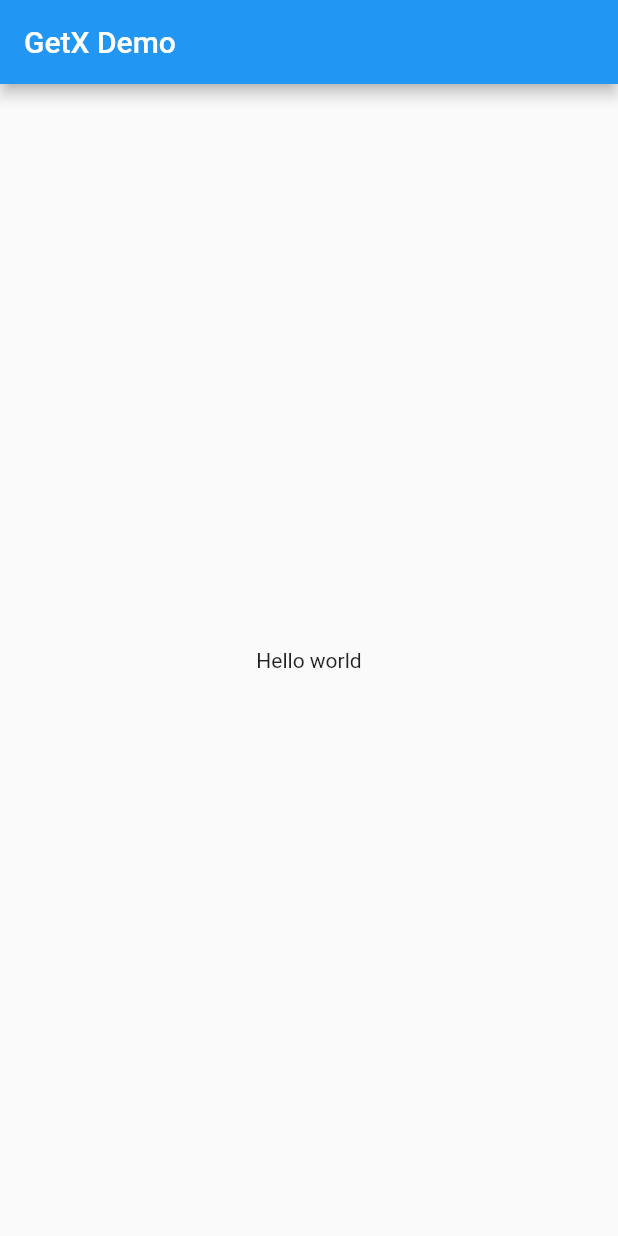
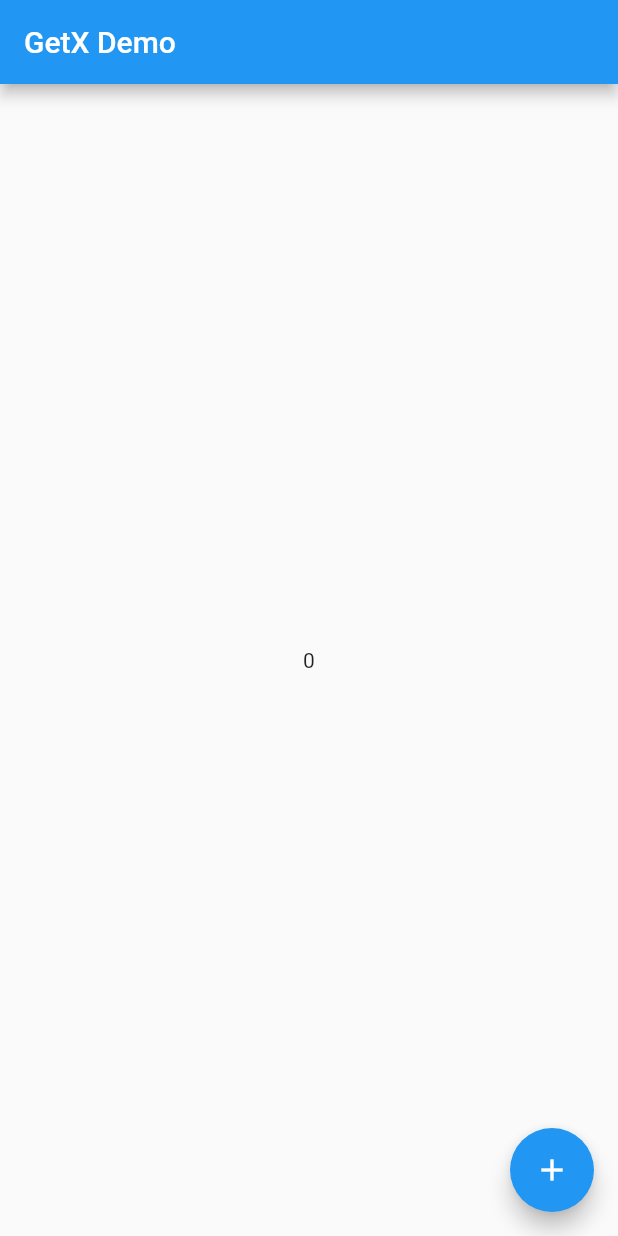
Before and after one commit to marcedroid/GetX-Test, a Flutter app: the screen it shows after launch, on a phone screen of 412 x 824 dp. Run offline on Flutter 3.47's test engine with Material 2 defaults, Android fonts, the phone set to English and light mode, and no system bars; our stand-ins replace get.

Commit message:
GetBuilder primer ejemplo

```diff
--- a/lib/src/business_logic/controllers/home_controller.dart
+++ b/lib/src/business_logic/controllers/home_controller.dart
@@ -0,0 +1,12 @@
+import 'package:get/state_manager.dart';
+
+class HomeController extends GetxController {
+  int _counter = 0;
+
+  int get counter => _counter;
+
+  void increment() {
+    _counter++;
+    update();
+  }
+}
--- a/lib/src/views/my_app.dart
+++ b/lib/src/views/my_app.dart
@@ -6,6 +6,7 @@ class MyApp extends StatelessWidget {
   Widget build(BuildContext context) {
     return MaterialApp(
       title: 'GetX Demo',
+      debugShowCheckedModeBanner: false,
       theme: ThemeData.light(),
       home: HomePage(),
     );
--- a/lib/src/views/screens/home_page.dart
+++ b/lib/src/views/screens/home_page.dart
@@ -1,14 +1,23 @@
 import 'package:flutter/material.dart';
+import 'package:get/state_manager.dart';
+import 'package:getx_demo/src/business_logic/controllers/home_controller.dart';
 
 class HomePage extends StatelessWidget {
   @override
   Widget build(BuildContext context) {
-    return Scaffold(
-      appBar: AppBar(
-        title: Text('GetX Demo'),
-      ),
-      body: Center(
-        child: Text('Hello world'),
+    return GetBuilder<HomeController>(
+      init: HomeController(),
+      builder: (_) => Scaffold(
+        appBar: AppBar(
+          title: Text('GetX Demo'),
+        ),
+        body: Center(
+          child: Text('${_.counter}'),
+        ),
+        floatingActionButton: FloatingActionButton(
+          onPressed: () => _.increment(),
+          child: Icon(Icons.add),
+        ),
       ),
     );
   }
```
